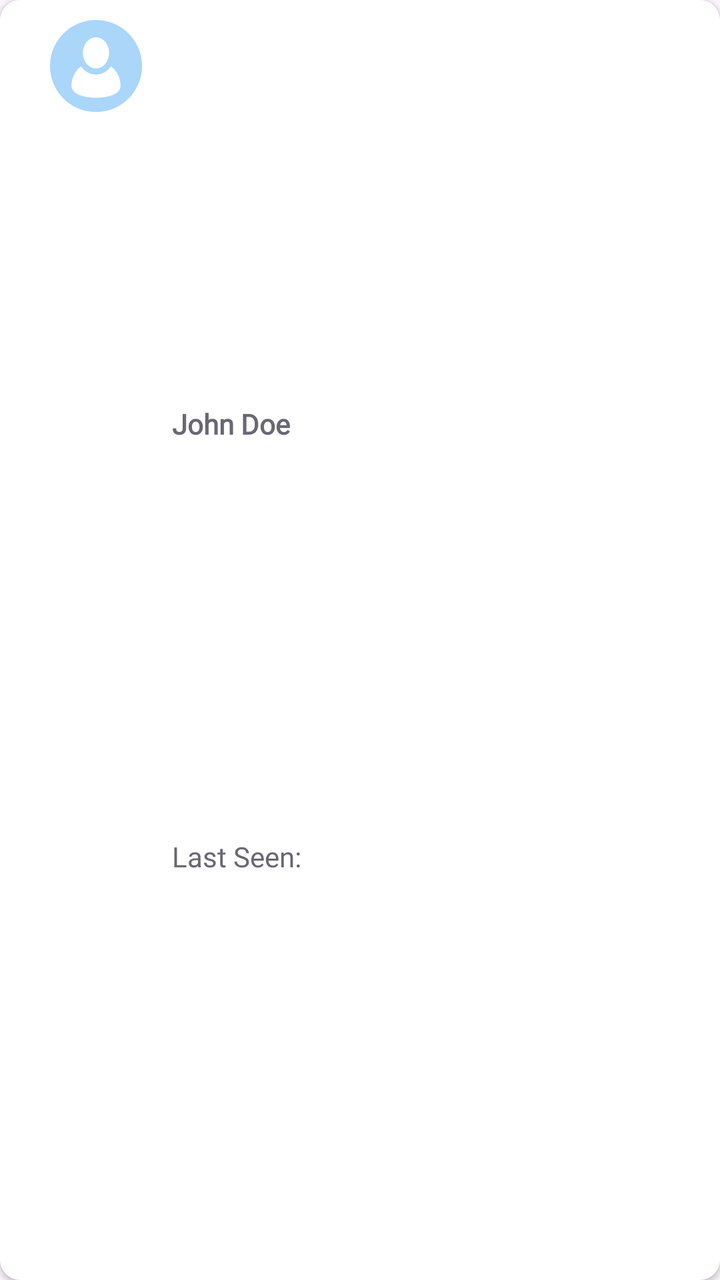
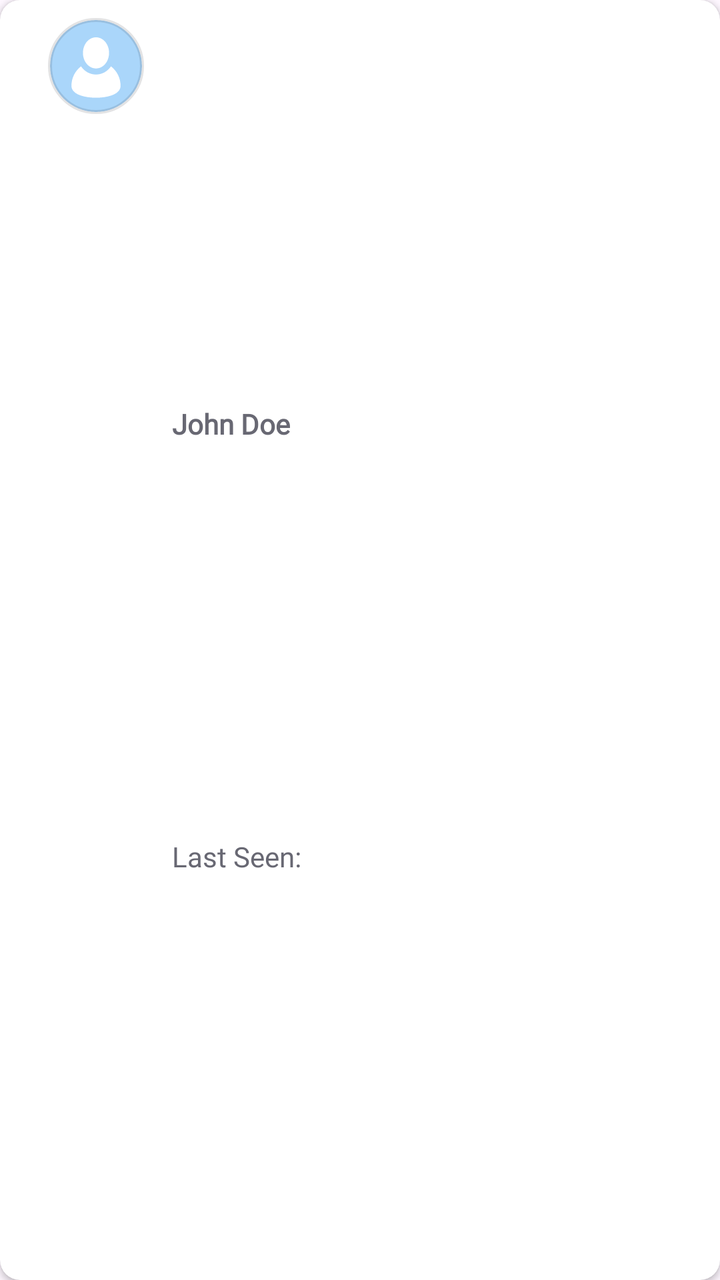

An Android layout rendered at two revisions. The XML below is the earlier revision; the diff shows what the commit changed to produce the second picture.
<!-- AndroidManifest.xml: application theme Theme.SafeNest -->
<!-- res/layout/member_card.xml -->
<?xml version="1.0" encoding="utf-8"?>
<androidx.cardview.widget.CardView
    xmlns:app="http://schemas.android.com/apk/res-auto"
    xmlns:android="http://schemas.android.com/apk/res/android"
    android:layout_margin="@dimen/size_medium"

    app:cardCornerRadius="@dimen/size_medium"
    android:layout_width="match_parent"
    android:layout_height="wrap_content">

    <androidx.constraintlayout.widget.ConstraintLayout
        android:paddingTop="@dimen/size_small"
        android:paddingBottom="@dimen/size_small"
        android:layout_width="match_parent"
        android:layout_height="match_parent">

        <ImageView
            android:id="@+id/userIcon"
            android:layout_width="@dimen/size_large_button"
            android:layout_height="@dimen/size_large_button"
            android:layout_marginStart="@dimen/size_large"
            android:contentDescription="User Image"
            android:clickable="true"
            android:focusable="true"
            android:padding="@dimen/size_small"
            android:src="@drawable/person"
            app:layout_constraintStart_toStartOf="parent"
            app:layout_constraintTop_toTopOf="parent" />

        <TextView
            android:id="@+id/txtUserName"
            style="@style/Regular.Bold"
            android:layout_width="0dp"
            android:layout_height="wrap_content"
            android:layout_marginStart="@dimen/size_medium"
            android:text="John Doe"
            app:layout_constraintEnd_toEndOf="parent"
            app:layout_constraintTop_toTopOf="parent"
            app:layout_constraintBottom_toTopOf="@id/txtLastSeen"
            app:layout_constraintStart_toEndOf="@+id/userIcon" />

        <TextView
            android:id="@+id/txtLastSeen"
            style="@style/Regular"
            android:layout_width="0dp"
            android:layout_height="wrap_content"
            android:text="Last Seen: "
            app:layout_constraintBottom_toBottomOf="parent"
            app:layout_constraintEnd_toEndOf="parent"
            app:layout_constraintStart_toStartOf="@+id/txtUserName"
            app:layout_constraintTop_toBottomOf="@+id/txtUserName" />

    </androidx.constraintlayout.widget.ConstraintLayout>
</androidx.cardview.widget.CardView>
<!-- resources referenced by this layout -->
<resources>
  <dimen name="size_large">20dp</dimen>
  <dimen name="size_large_button">56dp</dimen>
  <dimen name="size_medium">10dp</dimen>
  <dimen name="size_small">5dp</dimen>
  <!-- drawable person (drawable) -->
  <vector xmlns:android="http://schemas.android.com/apk/res/android"
      android:width="48dp"
      android:height="48dp"
      android:viewportWidth="455"
      android:viewportHeight="455">
    <path
        android:pathData="M388.37,66.63C345.4,23.67 288.27,0 227.5,0S109.6,23.67 66.63,66.63 0,166.73 0,227.5s23.66,117.9 66.63,160.87c42.97,42.97 100.1,66.63 160.87,66.63s117.9,-23.66 160.87,-66.63c42.97,-42.97 66.63,-100.1 66.63,-160.87 0,-60.77 -23.66,-117.9 -66.63,-160.87M227.5,85.59c36.51,0 64.64,35.29 64.64,77.04 0,41.75 -28.13,77.04 -64.64,77.04 -36.52,0 -64.64,-35.3 -64.64,-77.04 0,-41.76 28.14,-77.04 64.64,-77.04m78.38,286.88c-20.93,7.71 -48.77,11.95 -78.38,11.95s-57.45,-4.24 -78.38,-11.95c-35.61,-13.11 -43.09,-32.88 -43.09,-47.15 0,-39.06 18.54,-73.87 47.27,-96.1 17.82,25.43 44.45,40.45 74.2,40.45 30.12,0 56.62,-15.35 74.2,-40.45 28.73,22.24 47.27,57.04 47.27,96.1 0,14.27 -7.47,34.04 -43.09,47.15"
        android:fillColor="#AAD6FA"/>
  </vector>
  <style name="Regular">
          <item name="android:layout_width">wrap_content</item>
          <item name="android:layout_height">wrap_content</item>
          <item name="android:textColor">@color/dark_grey</item>
          <item name="android:fontFamily">@font/sf_pro_regular</item>
          <item name="android:textSize">@dimen/size_standard_txt</item>
      </style>
  <style name="Regular.Bold">
          <item name="android:textStyle">bold</item>
      </style>
  <style name="Theme.SafeNest" parent="Base.Theme.SafeNest" />
  <color name="dark_grey">#686873</color>
  <dimen name="size_standard_txt">14sp</dimen>
  <style name="Base.Theme.SafeNest" parent="Theme.Material3.DayNight.NoActionBar">
          
          <item name="colorPrimary">@color/primary_blue</item>
          <item name="colorPrimaryVariant">@color/secondary_blue</item>
          <item name="colorOnPrimary">@color/white</item>
          
  
  
  
          
          <item name="android:statusBarColor">?attr/colorPrimaryVariant</item>
          
      </style>
  <color name="primary_blue">#2196F3</color>
  <color name="secondary_blue">#00ACED</color>
  <color name="white">#FFFFFFFF</color>
</resources>

<!-- the commit's change to res/layout/member_card.xml (unified diff, before → after) -->
@@ -14,14 +14,14 @@
         android:layout_width="match_parent"
         android:layout_height="match_parent">
 
-        <ImageView
-            android:id="@+id/userIcon"
+        <com.google.android.material.imageview.ShapeableImageView
+            android:id="@+id/imgUserIcon"
             android:layout_width="@dimen/size_large_button"
             android:layout_height="@dimen/size_large_button"
             android:layout_marginStart="@dimen/size_large"
             android:contentDescription="User Image"
-            android:clickable="true"
-            android:focusable="true"
+            app:strokeWidth="@dimen/smallest_padding"
+            app:shapeAppearanceOverlay="@style/circleImageView"
             android:padding="@dimen/size_small"
             android:src="@drawable/person"
             app:layout_constraintStart_toStartOf="parent"
@@ -37,7 +37,7 @@
             app:layout_constraintEnd_toEndOf="parent"
             app:layout_constraintTop_toTopOf="parent"
             app:layout_constraintBottom_toTopOf="@id/txtLastSeen"
-            app:layout_constraintStart_toEndOf="@+id/userIcon" />
+            app:layout_constraintStart_toEndOf="@+id/imgUserIcon" />
 
         <TextView
             android:id="@+id/txtLastSeen"
<!-- resource entries referenced after the edit -->
@@ -4,6 +4,7 @@
   <dimen name="size_large_button">56dp</dimen>
   <dimen name="size_medium">10dp</dimen>
   <dimen name="size_small">5dp</dimen>
+  <dimen name="smallest_padding">2dp</dimen>
   <!-- drawable person (drawable) -->
   <vector xmlns:android="http://schemas.android.com/apk/res/android"
       android:width="48dp"
@@ -23,6 +24,10 @@
       </style>
   <style name="Regular.Bold">
           <item name="android:textStyle">bold</item>
+      </style>
+  <style name="circleImageView" parent="">
+          <item name="cornerFamily">rounded</item>
+          <item name="cornerSize">50%</item>
       </style>
   <style name="Theme.SafeNest" parent="Base.Theme.SafeNest" />
   <color name="dark_grey">#686873</color>
